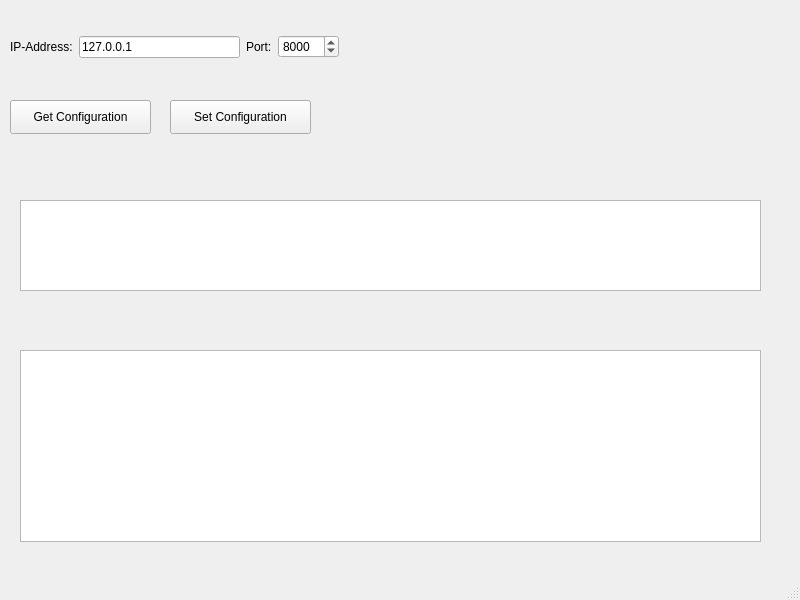
This is kyostin/ExampleConfigurationTool/mainwindow.ui in kyostim/Ohjelmistoprojekti as Qt 5 draws it before an edit. The edited form follows.
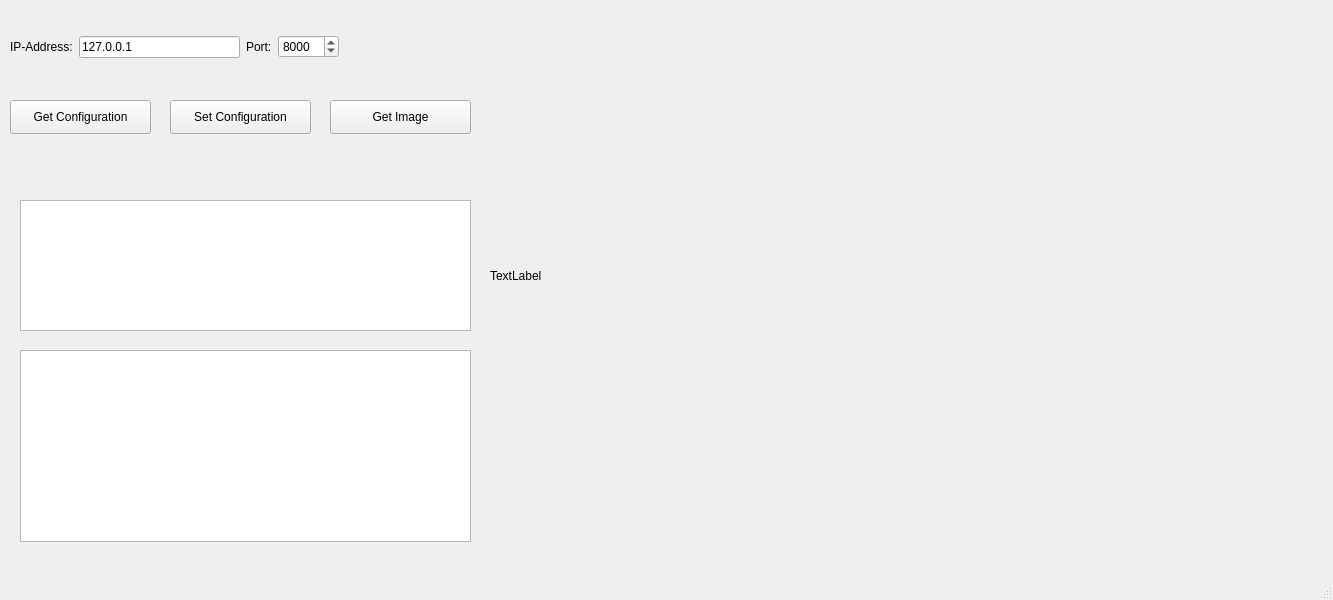
This is the edited form.

```diff
--- a/kyostin/ExampleConfigurationTool/mainwindow.ui
+++ b/kyostin/ExampleConfigurationTool/mainwindow.ui
@@ -6,7 +6,7 @@
    <rect>
     <x>0</x>
     <y>0</y>
-    <width>800</width>
+    <width>1333</width>
     <height>600</height>
    </rect>
   </property>
@@ -32,8 +32,8 @@
      <rect>
       <x>20</x>
       <y>200</y>
-      <width>741</width>
-      <height>91</height>
+      <width>451</width>
+      <height>131</height>
      </rect>
     </property>
    </widget>
@@ -101,11 +101,37 @@
      <rect>
       <x>20</x>
       <y>350</y>
-      <width>741</width>
+      <width>451</width>
       <height>192</height>
      </rect>
     </property>
    </widget>
+   <widget class="QPushButton" name="pushButtonGetImage">
+    <property name="geometry">
+     <rect>
+      <x>330</x>
+      <y>100</y>
+      <width>141</width>
+      <height>34</height>
+     </rect>
+    </property>
+    <property name="text">
+     <string>Get Image</string>
+    </property>
+   </widget>
+   <widget class="QLabel" name="labelImage">
+    <property name="geometry">
+     <rect>
+      <x>490</x>
+      <y>10</y>
+      <width>861</width>
+      <height>531</height>
+     </rect>
+    </property>
+    <property name="text">
+     <string>TextLabel</string>
+    </property>
+   </widget>
   </widget>
   <widget class="QMenuBar" name="menubar">
    <property name="geometry">
```
Left out of the diff: 2 changed lines with no effect on the pictures.
